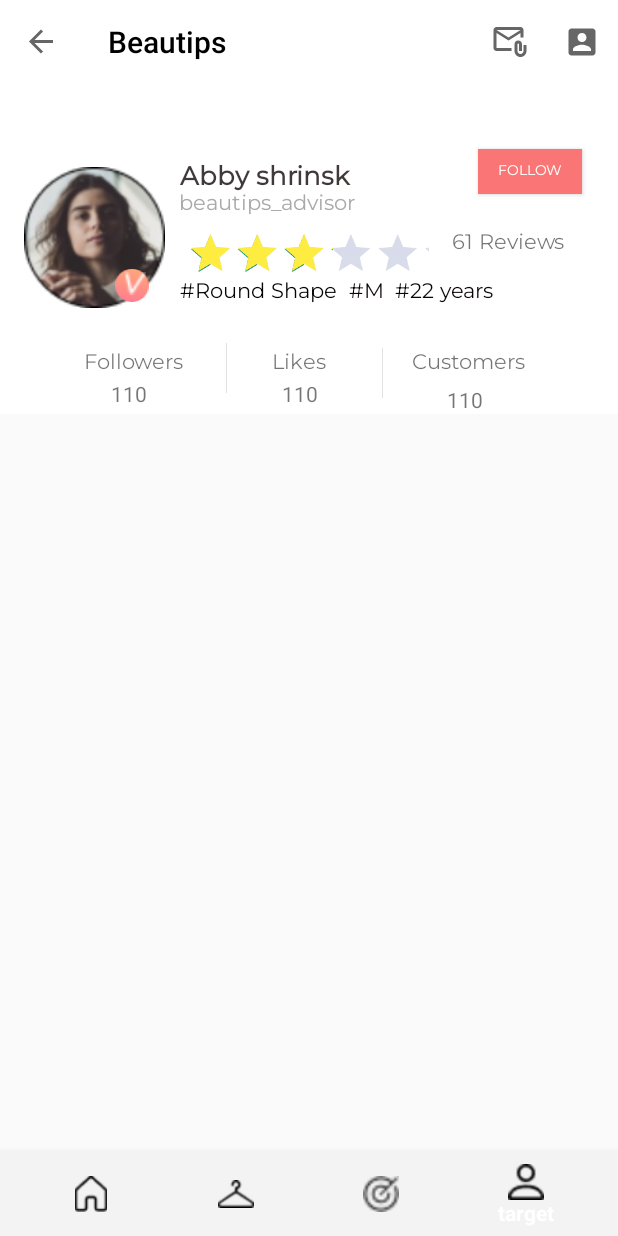
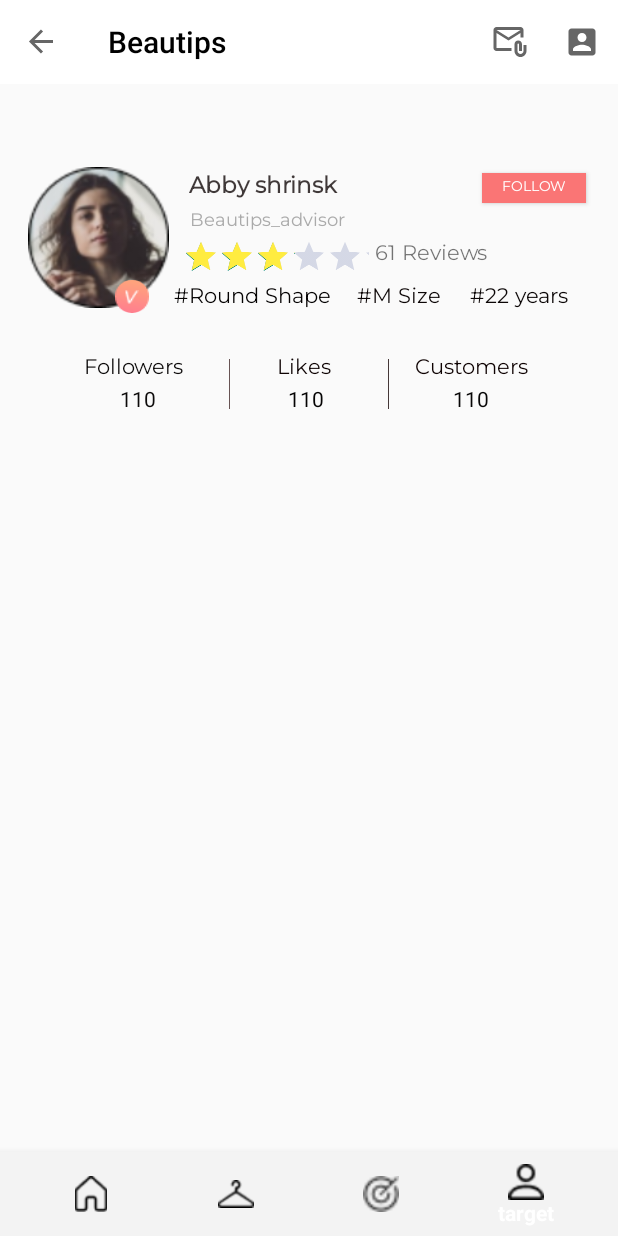
Before and after one commit to BEAUTIPS/P0, an Android app: the testFrag3 screen opened through its navigation route, on a phone screen of 412 x 824 dp. Run offline under Robolectric (Android 15) with nearby library versions, the phone set to English and light mode, and no system bars; our stand-ins replace Firebase (no records; nobody signed in at launch, a user with empty details on screens opened directly), Picasso, navigation-ui; pictures from the network do not load.

Commit message:
change layout for profile'

```diff
--- a/merged_version/app/src/main/java/com/laioffer/beautips/Fragments/StylistPage/StylistPost/StylistPostAdapter.java
+++ b/merged_version/app/src/main/java/com/laioffer/beautips/Fragments/StylistPage/StylistPost/StylistPostAdapter.java
@@ -39,15 +39,12 @@ public class StylistPostAdapter extends RecyclerView.Adapter<RecyclerView.ViewHo
 
 
     public StylistPostAdapter(Context context, ArrayList<Object> items) {
-
-
         this.context = context;
         this.items = items;
     }
 
 
     public void setPosts(List<Post> newsList ) {
-
         Stylist obj = (Stylist) items.get(0);
         items.clear();
         items.add(obj);
@@ -59,8 +56,6 @@ public class StylistPostAdapter extends RecyclerView.Adapter<RecyclerView.ViewHo
     public void setFirst(Stylist stylist) {
         items.add(0,stylist);
         Log.d("test here for setting first index","I am here");
-
-
 
     }
 
--- a/merged_version/app/src/main/java/com/laioffer/beautips/Fragments/StylistPage/StylistProfileFragment.java
+++ b/merged_version/app/src/main/java/com/laioffer/beautips/Fragments/StylistPage/StylistProfileFragment.java
@@ -18,6 +18,7 @@ import android.widget.Toast;
 import androidx.annotation.NonNull;
 import androidx.annotation.Nullable;
 import androidx.constraintlayout.widget.ConstraintLayout;
+import androidx.core.view.ViewCompat;
 import androidx.fragment.app.Fragment;
 import androidx.lifecycle.ViewModelProvider;
 import androidx.viewpager.widget.ViewPager;
@@ -73,8 +74,9 @@ public class StylistProfileFragment extends Fragment {
                 PopUp popUpClass = new PopUp();
                 popUpClass.showPopupWindow(arg0);
                 mainView.setBackgroundColor(Color.parseColor("#E5E5E5"));
+                ViewCompat.setElevation(mainView, 12);
 
-                Toast.makeText(arg0.getContext(), "Wow", Toast.LENGTH_SHORT).show();
+                Toast.makeText(arg0.getContext(), "Schedule works", Toast.LENGTH_SHORT).show();
 
 
             }
--- a/merged_version/app/src/main/res/layout/fragment_stylist_profile.xml
+++ b/merged_version/app/src/main/res/layout/fragment_stylist_profile.xml
@@ -13,6 +13,7 @@
         <com.google.android.material.tabs.TabLayout
             android:id="@+id/tab"
             android:layout_width="219dp"
+            android:visibility="invisible"
             android:layout_height="25dp"
             android:layout_marginBottom="350dp"
             android:paddingBottom="2dp"
--- a/merged_version/app/src/main/res/layout/scroll_stylist_posts.xml
+++ b/merged_version/app/src/main/res/layout/scroll_stylist_posts.xml
@@ -3,7 +3,6 @@
     xmlns:tools="http://schemas.android.com/tools"
     android:layout_width="match_parent"
     android:layout_height="match_parent"
-    android:background="@color/white"
 
     xmlns:app="http://schemas.android.com/apk/res-auto"
     tools:context="com.laioffer.beautips.Fragments.StylistPage.StylistPost.StylistPostFragment">
--- a/merged_version/app/src/main/res/layout/stylist_info_recycler_component.xml
+++ b/merged_version/app/src/main/res/layout/stylist_info_recycler_component.xml
@@ -6,8 +6,6 @@
         android:layout_width="wrap_content"
         android:layout_height="wrap_content"
         android:id="@+id/layoutProfile"
-        android:background="@color/white"
-
         tools:context="com.laioffer.beautips.Fragments.StylistPage.StylistProfileFragment">
 
 
@@ -15,8 +13,9 @@
         android:id="@+id/age"
         android:layout_width="wrap_content"
         android:layout_height="wrap_content"
-            android:layout_marginTop="40dp"
-            android:layout_marginEnd="40dp"
+        android:layout_marginStart="15dp"
+        android:layout_marginTop="41dp"
+        android:layout_marginEnd="10dp"
         android:layout_marginBottom="74dp"
         android:fontFamily="@font/montserrat"
         android:text="#22 years"
@@ -35,9 +34,9 @@
         android:layout_height="94dp"
         android:layout_alignParentLeft="true"
         android:layout_alignParentTop="true"
-            android:layout_marginStart="16dp"
+        android:layout_marginStart="20dp"
         android:layout_marginTop="55dp"
-            android:layout_marginEnd="10dp"
+        android:layout_marginEnd="13dp"
         android:layout_marginBottom="95dp"
         android:src="@drawable/myimage"
         app:layout_constraintBottom_toTopOf="@+id/tab"
@@ -61,7 +60,7 @@
         android:background="@drawable/frame_431"
         android:elevation="1dp"
         android:scaleY="1"
-        android:scaleX="1.4"
+        android:scaleX="1.42"
         app:layout_constraintBottom_toTopOf="@+id/tab"
         app:layout_constraintEnd_toStartOf="@+id/body_shape"
         app:layout_constraintHorizontal_bias="0.0"
@@ -71,15 +70,15 @@
 
     <ImageView
         android:id="@+id/imageView"
-            android:layout_width="41dp"
-            android:layout_height="0dp"
-            android:layout_marginStart="80dp"
-            android:layout_marginTop="77dp"
+        android:layout_width="39dp"
+        android:layout_height="13dp"
+        android:layout_marginStart="79dp"
+        android:layout_marginTop="78dp"
         android:layout_marginEnd="20dp"
         android:layout_marginBottom="83dp"
         android:elevation="3dp"
-            android:scaleY="1.3"
-            android:scaleX="1.3"
+        android:scaleX="0.7"
+        android:scaleY="0.7"
         android:src="@drawable/vvector"
         app:layout_constraintBottom_toBottomOf="@+id/frame_431"
         app:layout_constraintBottom_toTopOf="@+id/tab"
@@ -102,40 +101,41 @@
         android:layout_height="23dp"
         android:layout_alignParentLeft="true"
         android:layout_alignParentTop="true"
-        android:layout_marginStart="120dp"
-        android:layout_marginTop="50dp"
+        android:layout_marginStart="12dp"
+        android:layout_marginTop="57dp"
+        android:layout_marginEnd="40dp"
         android:layout_marginBottom="250dp"
         android:fontFamily="@font/montserrat"
         android:gravity="top"
         android:text="Abby shrinsk"
         android:textAppearance="@style/TextAppearance.AppCompat.Body1"
         android:textColor="#D2170E0E"
-        android:textSize="17dp"
+        android:textSize="15sp"
         android:textStyle="bold"
         app:layout_constraintBottom_toTopOf="@+id/viewPager"
+        app:layout_constraintEnd_toEndOf="parent"
         app:layout_constraintStart_toStartOf="parent"
         app:layout_constraintTop_toTopOf="parent"
         tools:ignore="MissingConstraints" />
 
     <TextView
         android:id="@+id/stylist_title"
-        android:layout_width="146dp"
-        android:layout_height="18dp"
+        android:layout_width="144dp"
+        android:layout_height="17dp"
         android:layout_alignParentLeft="true"
         android:layout_alignParentTop="true"
-        android:layout_marginStart="29dp"
-        android:layout_marginTop="20dp"
-        android:layout_marginEnd="178dp"
+        android:layout_marginStart="15dp"
+        android:layout_marginTop="25dp"
+        android:layout_marginEnd="30dp"
         android:layout_marginBottom="40dp"
         android:fontFamily="@font/montserrat"
         android:gravity="center_vertical"
-        android:text="beautips_advisor"
+        android:text="Beautips_advisor"
         android:textAppearance="@style/beautips_ad"
-        android:textSize="14sp"
+        android:textSize="12sp"
         app:layout_constraintBottom_toBottomOf="@+id/ratingBar"
         app:layout_constraintEnd_toEndOf="parent"
-        app:layout_constraintHorizontal_bias="0.489"
-        app:layout_constraintStart_toStartOf="@+id/stylist_name"
+        app:layout_constraintStart_toStartOf="parent"
         app:layout_constraintTop_toTopOf="@+id/stylist_name"
         app:layout_constraintVertical_bias="0.0"
         tools:ignore="MissingConstraints" />
@@ -149,6 +149,7 @@
         android:layout_marginBottom="37dp"
         android:fontFamily="@font/montserrat"
         android:text="Followers"
+        android:textColor="#0C0A0A"
         app:layout_constraintBottom_toTopOf="@+id/tab"
         app:layout_constraintStart_toStartOf="parent"
         app:layout_constraintTop_toBottomOf="@+id/body_shape"
@@ -158,12 +159,13 @@
         android:id="@+id/textView3"
         android:layout_width="wrap_content"
         android:layout_height="wrap_content"
-            android:layout_marginStart="15dp"
+        android:layout_marginStart="25dp"
         android:layout_marginTop="25dp"
         android:layout_marginEnd="171dp"
         android:layout_marginBottom="37dp"
         android:fontFamily="@font/montserrat"
         android:text="Likes"
+        android:textColor="#0E0303"
         app:layout_constraintBottom_toTopOf="@+id/tab"
         app:layout_constraintEnd_toEndOf="parent"
         app:layout_constraintHorizontal_bias="0.654"
@@ -180,6 +182,7 @@
         android:layout_marginBottom="37dp"
         android:fontFamily="@font/montserrat"
         android:text="Customers"
+        android:textColor="#0E0202"
         app:layout_constraintBottom_toTopOf="@+id/tab"
         app:layout_constraintEnd_toEndOf="parent"
         app:layout_constraintHorizontal_bias="0.388"
@@ -194,9 +197,10 @@
         android:layout_height="50px"
         android:layout_alignParentLeft="true"
         android:layout_alignParentTop="true"
-            android:layout_marginTop="25dp"
+        android:layout_marginTop="29dp"
         android:layout_marginBottom="37dp"
         android:background="@drawable/line"
+        android:backgroundTint="#3C2E2E"
         app:layout_constraintBottom_toTopOf="@+id/tab"
         app:layout_constraintEnd_toStartOf="@+id/num_customers"
         app:layout_constraintStart_toEndOf="@+id/num_likes"
@@ -209,9 +213,10 @@
         android:layout_height="50px"
         android:layout_alignParentLeft="true"
         android:layout_alignParentTop="true"
-            android:layout_marginTop="22dp"
+        android:layout_marginTop="29dp"
         android:layout_marginBottom="32dp"
         android:background="@drawable/line"
+        android:backgroundTint="#604B4B"
         app:layout_constraintBottom_toTopOf="@+id/tab"
         app:layout_constraintEnd_toStartOf="@+id/textView3"
         app:layout_constraintHorizontal_bias="0.49"
@@ -223,11 +228,11 @@
         android:id="@+id/nums_follows"
         android:layout_width="wrap_content"
         android:layout_height="wrap_content"
-            android:layout_marginStart="75dp"
+        android:layout_marginStart="85dp"
         android:layout_marginEnd="80dp"
-            android:layout_marginBottom="61dp"
         android:text="110"
 
+        android:textColor="#0C0A0A"
         app:layout_constraintEnd_toStartOf="@+id/num_likes"
         app:layout_constraintStart_toStartOf="parent"
         app:layout_constraintTop_toBottomOf="@+id/textView4"
@@ -237,10 +242,10 @@
         android:id="@+id/num_likes"
         android:layout_width="wrap_content"
         android:layout_height="wrap_content"
-            android:layout_marginStart="10dp"
+        android:layout_marginStart="8dp"
         android:layout_marginEnd="86dp"
-            android:layout_marginBottom="61dp"
         android:text="110"
+        android:textColor="#040303"
         app:layout_constraintEnd_toStartOf="@+id/num_customers"
         app:layout_constraintStart_toEndOf="@+id/nums_follows"
         app:layout_constraintTop_toBottomOf="@+id/textView3"
@@ -250,10 +255,9 @@
         android:id="@+id/num_customers"
         android:layout_width="wrap_content"
         android:layout_height="wrap_content"
-            android:layout_marginTop="4dp"
         android:layout_marginEnd="92dp"
-            android:layout_marginBottom="61dp"
         android:text="110"
+        android:textColor="#070606"
         app:layout_constraintEnd_toEndOf="parent"
         app:layout_constraintStart_toEndOf="@+id/num_likes"
         app:layout_constraintTop_toBottomOf="@+id/textView5"
@@ -264,8 +268,8 @@
         android:id="@+id/body_shape"
         android:layout_width="wrap_content"
         android:layout_height="22dp"
-            android:layout_marginStart="184dp"
-            android:layout_marginTop="40dp"
+        android:layout_marginStart="220dp"
+        android:layout_marginTop="41dp"
         android:layout_marginBottom="74dp"
         android:fontFamily="@font/montserrat"
         android:text="#Round Shape"
@@ -280,11 +284,11 @@
         android:id="@+id/size"
         android:layout_width="wrap_content"
         android:layout_height="wrap_content"
-            android:layout_marginStart="8dp"
-            android:layout_marginTop="40dp"
+        android:layout_marginStart="17dp"
+        android:layout_marginTop="41dp"
         android:layout_marginBottom="74dp"
         android:fontFamily="@font/montserrat"
-            android:text="#M"
+        android:text="#M Size"
         android:textColor="#0C0606"
         app:layout_constraintBottom_toTopOf="@+id/tab"
         app:layout_constraintEnd_toStartOf="@+id/ratingBar"
@@ -296,9 +300,9 @@
     <androidx.appcompat.widget.AppCompatButton
             android:id="@+id/button_follow"
             android:layout_width="69dp"
-            android:layout_height="30dp"
+            android:layout_height="20dp"
             android:layout_marginStart="52dp"
-            android:layout_marginTop="50dp"
+            android:layout_marginTop="65dp"
 
             android:layout_marginEnd="10dp"
             android:layout_marginBottom="30dp"
@@ -318,10 +322,8 @@
         android:id="@+id/reviewsNum"
         android:layout_width="88dp"
         android:layout_height="33dp"
-            android:layout_marginStart="220dp"
-            android:layout_marginTop="8dp"
-            android:layout_marginEnd="32dp"
-            android:layout_marginBottom="100dp"
+        android:layout_marginStart="190dp"
+        android:layout_marginTop="3dp"
         android:fontFamily="@font/montserrat"
         android:text="61 Reviews"
         app:layout_constraintStart_toStartOf="@+id/ratingBar"
@@ -333,18 +335,20 @@
         android:layout_width="248dp"
         android:layout_height="50dp"
 
-            android:layout_marginTop="15dp"
-            android:layout_marginEnd="20dp"
-            android:layout_marginBottom="95dp"
+        android:layout_marginStart="12dp"
+        android:layout_marginTop="10dp"
+        android:layout_marginEnd="53dp"
+        android:layout_marginBottom="87dp"
+        android:background="#07ECE1E1"
         android:progressTint="#FFEC40"
         android:rating="3"
-            android:scaleX="0.65"
-            android:scaleY="0.65"
+        android:scaleX="0.5"
+        android:scaleY="0.5"
+        app:layout_constraintBottom_toBottomOf="parent"
         app:layout_constraintEnd_toEndOf="parent"
-            app:layout_constraintHorizontal_bias="0.566"
+        app:layout_constraintHorizontal_bias="0.489"
         app:layout_constraintStart_toStartOf="parent"
         app:layout_constraintTop_toBottomOf="@+id/stylist_name"
-            app:layout_constraintVertical_bias="0.181"
         tools:ignore="MissingConstraints" />
 
 
```
Also changed, not shown: 1 other file. Lines whose indentation alone changed are shown as unchanged.
